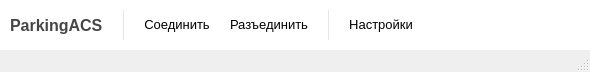
Qt form AccessController/MainWindow.ui (Baxulio/ParkingACS) before a commit.
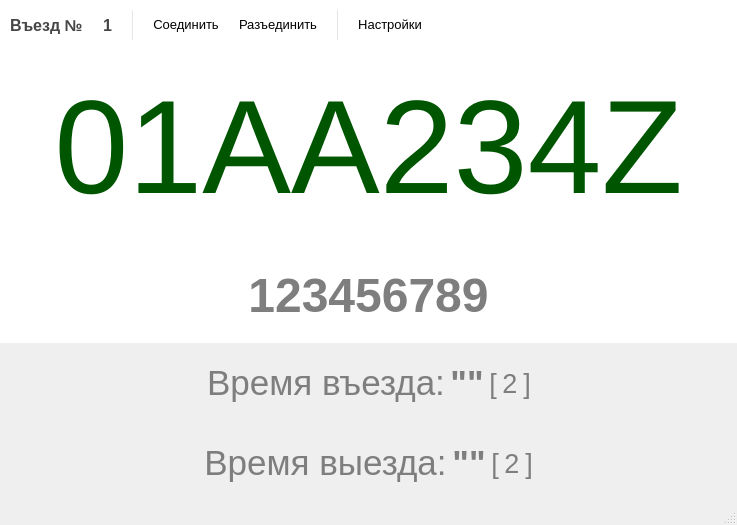
The same form after that commit. Icons and pictures are not drawn.

```diff
--- a/AccessController/MainWindow.ui
+++ b/AccessController/MainWindow.ui
@@ -6,8 +6,8 @@
    <rect>
     <x>0</x>
     <y>0</y>
-    <width>590</width>
-    <height>72</height>
+    <width>737</width>
+    <height>525</height>
    </rect>
   </property>
   <property name="windowTitle">
@@ -36,7 +36,7 @@
    <bool>true</bool>
   </property>
   <widget class="QWidget" name="centralWidget">
-   <layout class="QVBoxLayout" name="verticalLayout_15">
+   <layout class="QVBoxLayout" name="verticalLayout" stretch="0,1,0,0,0">
     <property name="spacing">
      <number>0</number>
     </property>
@@ -116,7 +116,24 @@
           <string notr="true">color: rgb(70, 70, 70);</string>
          </property>
          <property name="text">
-          <string>ParkingACS</string>
+          <string>Въезд №</string>
+         </property>
+        </widget>
+       </item>
+       <item>
+        <widget class="QLabel" name="bareer_label">
+         <property name="font">
+          <font>
+           <pointsize>12</pointsize>
+           <weight>75</weight>
+           <bold>true</bold>
+          </font>
+         </property>
+         <property name="styleSheet">
+          <string notr="true">color: rgb(70, 70, 70);</string>
+         </property>
+         <property name="text">
+          <string>1</string>
          </property>
         </widget>
        </item>
@@ -272,6 +289,423 @@
       </layout>
      </widget>
     </item>
+    <item>
+     <widget class="QFrame" name="plate_frame_2">
+      <property name="styleSheet">
+       <string notr="true">background-color: rgb(255, 255, 255);</string>
+      </property>
+      <property name="frameShape">
+       <enum>QFrame::NoFrame</enum>
+      </property>
+      <property name="frameShadow">
+       <enum>QFrame::Plain</enum>
+      </property>
+      <layout class="QHBoxLayout" name="horizontalLayout_6">
+       <property name="spacing">
+        <number>0</number>
+       </property>
+       <property name="leftMargin">
+        <number>20</number>
+       </property>
+       <property name="topMargin">
+        <number>20</number>
+       </property>
+       <property name="rightMargin">
+        <number>20</number>
+       </property>
+       <property name="bottomMargin">
+        <number>20</number>
+       </property>
+       <item>
+        <spacer name="horizontalSpacer_6">
+         <property name="orientation">
+          <enum>Qt::Horizontal</enum>
+         </property>
+         <property name="sizeHint" stdset="0">
+          <size>
+           <width>40</width>
+           <height>20</height>
+          </size>
+         </property>
+        </spacer>
+       </item>
+       <item>
+        <widget class="QLabel" name="label">
+         <property name="text">
+          <string>&lt;html&gt;&lt;head/&gt;&lt;body&gt;&lt;p align=&quot;center&quot;&gt;&lt;span style=&quot; font-size:100pt; color:#005500;&quot;&gt;01AA234Z&lt;/span&gt;&lt;/p&gt;&lt;/body&gt;&lt;/html&gt;</string>
+         </property>
+        </widget>
+       </item>
+       <item>
+        <spacer name="horizontalSpacer_7">
+         <property name="orientation">
+          <enum>Qt::Horizontal</enum>
+         </property>
+         <property name="sizeHint" stdset="0">
+          <size>
+           <width>40</width>
+           <height>20</height>
+          </size>
+         </property>
+        </spacer>
+       </item>
+      </layout>
+     </widget>
+    </item>
+    <item>
+     <widget class="QFrame" name="plate_frame">
+      <property name="styleSheet">
+       <string notr="true">background-color: rgb(255, 255, 255);</string>
+      </property>
+      <property name="frameShape">
+       <enum>QFrame::NoFrame</enum>
+      </property>
+      <property name="frameShadow">
+       <enum>QFrame::Plain</enum>
+      </property>
+      <layout class="QHBoxLayout" name="horizontalLayout_2">
+       <property name="spacing">
+        <number>0</number>
+       </property>
+       <property name="leftMargin">
+        <number>20</number>
+       </property>
+       <property name="topMargin">
+        <number>20</number>
+       </property>
+       <property name="rightMargin">
+        <number>20</number>
+       </property>
+       <property name="bottomMargin">
+        <number>20</number>
+       </property>
+       <item>
+        <widget class="QLabel" name="plate_number_label">
+         <property name="font">
+          <font>
+           <pointsize>36</pointsize>
+           <weight>75</weight>
+           <bold>true</bold>
+          </font>
+         </property>
+         <property name="styleSheet">
+          <string notr="true">font-size:36pt;
+font-weight:600; 
+color:#7e7e7e;</string>
+         </property>
+         <property name="text">
+          <string>123456789</string>
+         </property>
+         <property name="alignment">
+          <set>Qt::AlignCenter</set>
+         </property>
+        </widget>
+       </item>
+      </layout>
+     </widget>
+    </item>
+    <item>
+     <widget class="QFrame" name="enter_frame">
+      <property name="frameShape">
+       <enum>QFrame::NoFrame</enum>
+      </property>
+      <property name="frameShadow">
+       <enum>QFrame::Plain</enum>
+      </property>
+      <layout class="QHBoxLayout" name="horizontalLayout_5" stretch="0,0,0,0,0,0,0">
+       <property name="spacing">
+        <number>5</number>
+       </property>
+       <property name="leftMargin">
+        <number>20</number>
+       </property>
+       <property name="topMargin">
+        <number>20</number>
+       </property>
+       <property name="rightMargin">
+        <number>20</number>
+       </property>
+       <property name="bottomMargin">
+        <number>20</number>
+       </property>
+       <item>
+        <spacer name="horizontalSpacer_2">
+         <property name="orientation">
+          <enum>Qt::Horizontal</enum>
+         </property>
+         <property name="sizeHint" stdset="0">
+          <size>
+           <width>40</width>
+           <height>20</height>
+          </size>
+         </property>
+        </spacer>
+       </item>
+       <item>
+        <widget class="QLabel" name="in_time_label">
+         <property name="font">
+          <font>
+           <family>Segoe UI</family>
+           <pointsize>16</pointsize>
+          </font>
+         </property>
+         <property name="text">
+          <string>&lt;html&gt;&lt;head/&gt;&lt;body&gt;&lt;p&gt;&lt;span style=&quot; font-size:26pt; color:#7e7e7e;&quot;&gt;Время въезда:&lt;/span&gt;&lt;/p&gt;&lt;/body&gt;&lt;/html&gt;</string>
+         </property>
+         <property name="alignment">
+          <set>Qt::AlignCenter</set>
+         </property>
+        </widget>
+       </item>
+       <item>
+        <widget class="QLabel" name="enter_time_label">
+         <property name="font">
+          <font>
+           <pointsize>26</pointsize>
+           <weight>75</weight>
+           <bold>true</bold>
+          </font>
+         </property>
+         <property name="styleSheet">
+          <string notr="true">font-size:26pt;
+font-weight:600; 
+color:#7e7e7e;</string>
+         </property>
+         <property name="text">
+          <string>&quot;&quot;</string>
+         </property>
+         <property name="alignment">
+          <set>Qt::AlignCenter</set>
+         </property>
+        </widget>
+       </item>
+       <item>
+        <widget class="QLabel" name="bareer_number_label_8">
+         <property name="font">
+          <font>
+           <pointsize>20</pointsize>
+           <weight>50</weight>
+           <bold>false</bold>
+          </font>
+         </property>
+         <property name="styleSheet">
+          <string notr="true">color:#7e7e7e;</string>
+         </property>
+         <property name="text">
+          <string>[</string>
+         </property>
+         <property name="alignment">
+          <set>Qt::AlignCenter</set>
+         </property>
+        </widget>
+       </item>
+       <item>
+        <widget class="QLabel" name="enter_bareer_label">
+         <property name="font">
+          <font>
+           <pointsize>20</pointsize>
+           <weight>50</weight>
+           <bold>false</bold>
+          </font>
+         </property>
+         <property name="styleSheet">
+          <string notr="true">color:#7e7e7e;</string>
+         </property>
+         <property name="text">
+          <string>2</string>
+         </property>
+         <property name="alignment">
+          <set>Qt::AlignCenter</set>
+         </property>
+        </widget>
+       </item>
+       <item>
+        <widget class="QLabel" name="bareer_number_label_9">
+         <property name="font">
+          <font>
+           <pointsize>20</pointsize>
+           <weight>50</weight>
+           <bold>false</bold>
+          </font>
+         </property>
+         <property name="styleSheet">
+          <string notr="true">color:#7e7e7e;</string>
+         </property>
+         <property name="text">
+          <string>]</string>
+         </property>
+         <property name="alignment">
+          <set>Qt::AlignCenter</set>
+         </property>
+        </widget>
+       </item>
+       <item>
+        <spacer name="horizontalSpacer_3">
+         <property name="orientation">
+          <enum>Qt::Horizontal</enum>
+         </property>
+         <property name="sizeHint" stdset="0">
+          <size>
+           <width>40</width>
+           <height>20</height>
+          </size>
+         </property>
+        </spacer>
+       </item>
+      </layout>
+     </widget>
+    </item>
+    <item>
+     <widget class="QFrame" name="exit_frame">
+      <property name="frameShape">
+       <enum>QFrame::NoFrame</enum>
+      </property>
+      <property name="frameShadow">
+       <enum>QFrame::Plain</enum>
+      </property>
+      <layout class="QHBoxLayout" name="horizontalLayout_3" stretch="0,0,0,0,0,0,0">
+       <property name="spacing">
+        <number>5</number>
+       </property>
+       <property name="leftMargin">
+        <number>20</number>
+       </property>
+       <property name="topMargin">
+        <number>20</number>
+       </property>
+       <property name="rightMargin">
+        <number>20</number>
+       </property>
+       <property name="bottomMargin">
+        <number>20</number>
+       </property>
+       <item>
+        <spacer name="horizontalSpacer_4">
+         <property name="orientation">
+          <enum>Qt::Horizontal</enum>
+         </property>
+         <property name="sizeHint" stdset="0">
+          <size>
+           <width>40</width>
+           <height>20</height>
+          </size>
+         </property>
+        </spacer>
+       </item>
+       <item>
+        <widget class="QLabel" name="out_time_label">
+         <property name="font">
+          <font>
+           <family>Segoe UI</family>
+           <pointsize>16</pointsize>
+          </font>
+         </property>
+         <property name="text">
+          <string>&lt;html&gt;&lt;head/&gt;&lt;body&gt;&lt;p&gt;&lt;span style=&quot; font-size:26pt; color:#7e7e7e;&quot;&gt;Время выезда:&lt;/span&gt;&lt;/p&gt;&lt;/body&gt;&lt;/html&gt;</string>
+         </property>
+         <property name="alignment">
+          <set>Qt::AlignCenter</set>
+         </property>
+        </widget>
+       </item>
+       <item>
+        <widget class="QLabel" name="exit_time_label">
+         <property name="font">
+          <font>
+           <pointsize>26</pointsize>
+           <weight>75</weight>
+           <bold>true</bold>
+          </font>
+         </property>
+         <property name="styleSheet">
+          <string notr="true">font-size:26pt;
+font-weight:600; 
+color:#7e7e7e;</string>
+         </property>
+         <property name="text">
+          <string>&quot;&quot;</string>
+         </property>
+         <property name="alignment">
+          <set>Qt::AlignCenter</set>
+         </property>
+        </widget>
+       </item>
+       <item>
+        <widget class="QLabel" name="bareer_number_label_4">
+         <property name="font">
+          <font>
+           <pointsize>20</pointsize>
+           <weight>50</weight>
+           <bold>false</bold>
+          </font>
+         </property>
+         <property name="styleSheet">
+          <string notr="true">color:#7e7e7e;</string>
+         </property>
+         <property name="text">
+          <string>[</string>
+         </property>
+         <property name="alignment">
+          <set>Qt::AlignCenter</set>
+         </property>
+        </widget>
+       </item>
+       <item>
+        <widget class="QLabel" name="exit_bareer_label">
+         <property name="font">
+          <font>
+           <pointsize>20</pointsize>
+           <weight>50</weight>
+           <bold>false</bold>
+          </font>
+         </property>
+         <property name="styleSheet">
+          <string notr="true">color:#7e7e7e;</string>
+         </property>
+         <property name="text">
+          <string>2</string>
+         </property>
+         <property name="alignment">
+          <set>Qt::AlignCenter</set>
+         </property>
+        </widget>
+       </item>
+       <item>
+        <widget class="QLabel" name="bareer_number_label_6">
+         <property name="font">
+          <font>
+           <pointsize>20</pointsize>
+           <weight>50</weight>
+           <bold>false</bold>
+          </font>
+         </property>
+         <property name="styleSheet">
+          <string notr="true">color:#7e7e7e;</string>
+         </property>
+         <property name="text">
+          <string>]</string>
+         </property>
+         <property name="alignment">
+          <set>Qt::AlignCenter</set>
+         </property>
+        </widget>
+       </item>
+       <item>
+        <spacer name="horizontalSpacer_5">
+         <property name="orientation">
+          <enum>Qt::Horizontal</enum>
+         </property>
+         <property name="sizeHint" stdset="0">
+          <size>
+           <width>40</width>
+           <height>20</height>
+          </size>
+         </property>
+        </spacer>
+       </item>
+      </layout>
+     </widget>
+    </item>
    </layout>
   </widget>
   <widget class="QStatusBar" name="statusBar"/>
```
Left out of the diff: 18 changed lines with no effect on the pictures.
